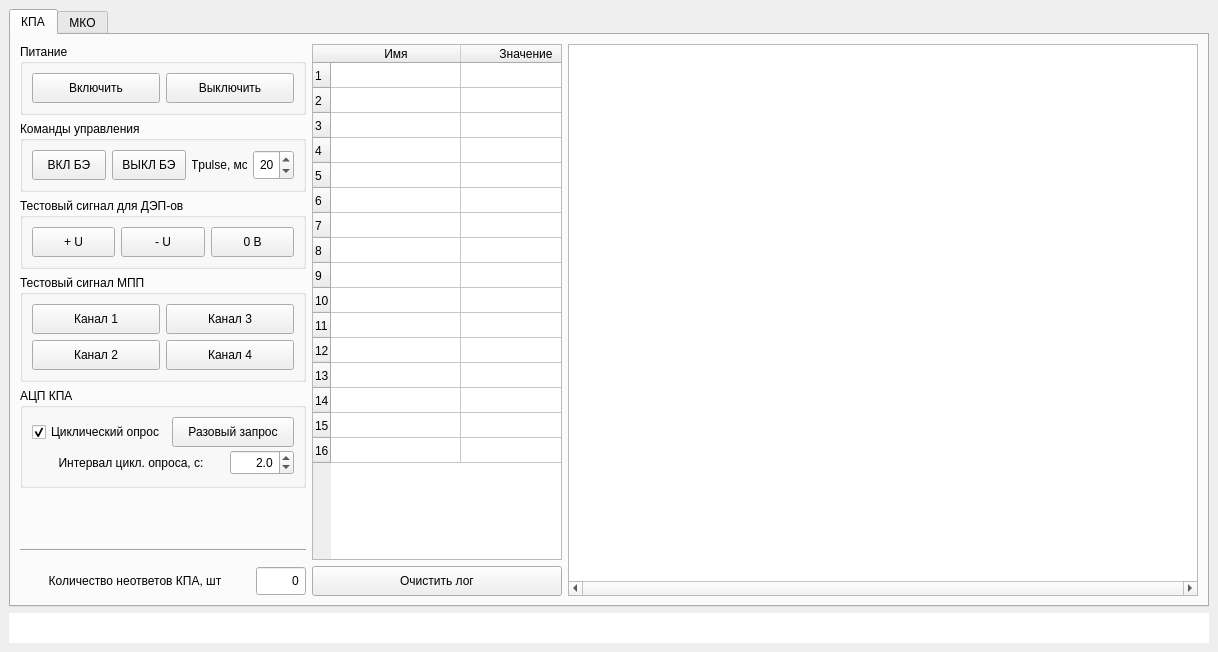
a-styuf/kpa_be_ske_lr, file main_win.ui: the form before one commit.
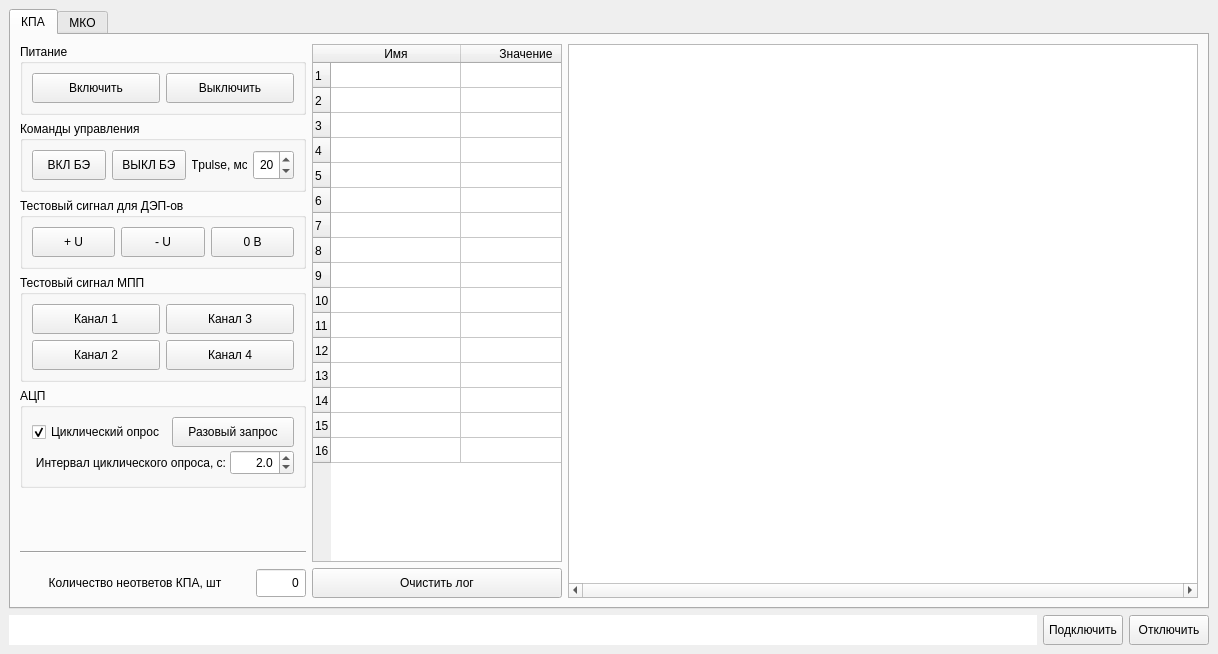
The form after the commit.

Commit message: - Переопределен цвет неиспользуемых каналов АЦП. - Переработана система сообщений статуса КПА: отображается разный статут для различных ситуаций с подключением КПА. - Добавлены кнопки "Подключить" и "Отключить".

```diff
--- a/main_win.ui
+++ b/main_win.ui
@@ -7,7 +7,7 @@
     <x>0</x>
     <y>0</y>
     <width>1218</width>
-    <height>652</height>
+    <height>654</height>
    </rect>
   </property>
   <property name="windowTitle">
@@ -406,7 +406,7 @@
              </size>
             </property>
             <property name="title">
-             <string>АЦП КПА</string>
+             <string>АЦП</string>
             </property>
             <layout class="QGridLayout" name="gridLayout_8">
              <property name="verticalSpacing">
@@ -449,7 +449,7 @@
                   </size>
                  </property>
                  <property name="text">
-                  <string>Интервал цикл. опроса, с:</string>
+                  <string>Интервал циклического опроса, с:</string>
                  </property>
                  <property name="alignment">
                   <set>Qt::AlignCenter</set>
@@ -1004,6 +1004,8 @@
      </widget>
     </item>
     <item>
+     <layout class="QHBoxLayout" name="horizontalLayout_5">
+      <item>
      <widget class="QTextEdit" name="statusTEdit">
       <property name="sizePolicy">
        <sizepolicy hsizetype="Expanding" vsizetype="Minimum">
@@ -1013,7 +1015,7 @@
       </property>
       <property name="minimumSize">
        <size>
-        <width>0</width>
+          <width>100</width>
         <height>30</height>
        </size>
       </property>
@@ -1041,6 +1043,34 @@
        <number>0</number>
       </property>
      </widget>
+      </item>
+      <item>
+       <widget class="QPushButton" name="connectPButt">
+        <property name="minimumSize">
+         <size>
+          <width>0</width>
+          <height>30</height>
+         </size>
+        </property>
+        <property name="text">
+         <string>Подключить</string>
+        </property>
+       </widget>
+      </item>
+      <item>
+       <widget class="QPushButton" name="disconnectPButt">
+        <property name="minimumSize">
+         <size>
+          <width>0</width>
+          <height>30</height>
+         </size>
+        </property>
+        <property name="text">
+         <string>Отключить</string>
+        </property>
+       </widget>
+      </item>
+     </layout>
     </item>
    </layout>
   </widget>
```
Lines whose indentation alone changed are shown as unchanged. The commit also changes 4 other files.
